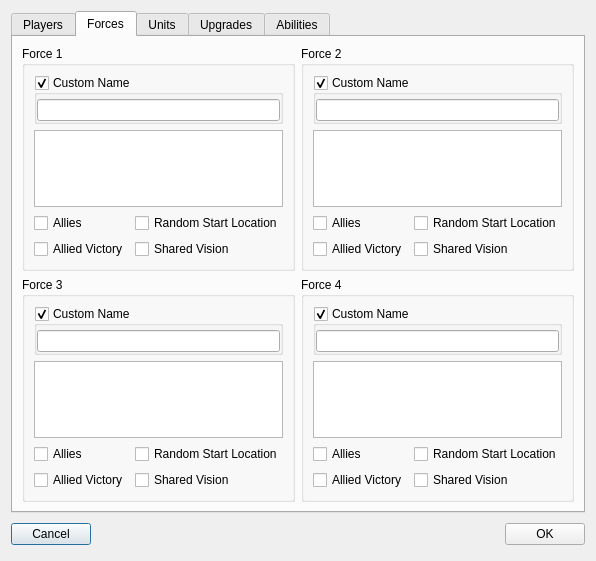
Above: ChkForge/scenariosettings.ui from heinermann/ChkForge before the change. Below: the same form after it.
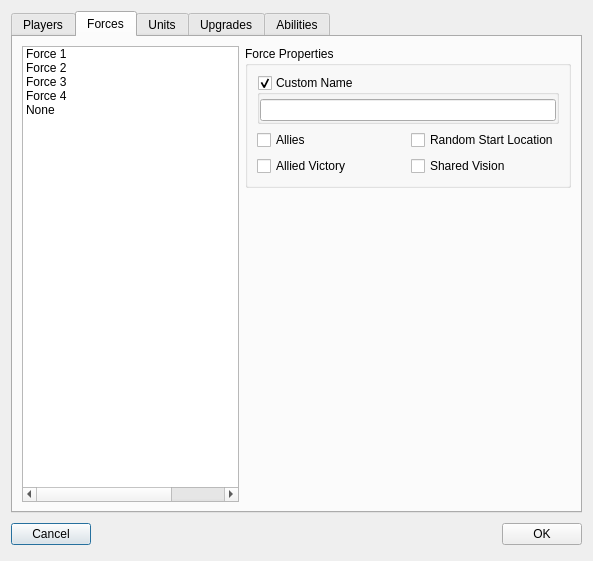
That is the form after the change. The open tabs and pages were chosen to show the change. Custom widgets are drawn as their Qt base class.

Commit message: Started on a new forces ui, which gets updated with player changes so far

The edit to the form file:
```diff
--- a/ChkForge/scenariosettings.ui
+++ b/ChkForge/scenariosettings.ui
@@ -668,247 +668,51 @@
       <attribute name="title">
        <string>Forces</string>
       </attribute>
-      <layout class="QGridLayout" name="gridLayout_3">
-       <item row="1" column="2">
-        <widget class="QGroupBox" name="groupBox_8">
-         <property name="title">
-          <string>Force 4</string>
-         </property>
-         <layout class="QGridLayout" name="gridLayout_7">
-          <item row="3" column="0">
-           <widget class="QCheckBox" name="f4_alliedVictory">
-            <property name="text">
-             <string>Allied Victory</string>
-            </property>
-           </widget>
-          </item>
-          <item row="2" column="0">
-           <widget class="QCheckBox" name="f4_allies">
-            <property name="text">
-             <string>Allies</string>
-            </property>
-           </widget>
-          </item>
-          <item row="2" column="1">
-           <widget class="QCheckBox" name="f4_randomStartLocation">
-            <property name="text">
-             <string>Random Start Location</string>
-            </property>
-           </widget>
-          </item>
-          <item row="3" column="1">
-           <widget class="QCheckBox" name="f4_sharedVision">
-            <property name="text">
-             <string>Shared Vision</string>
-            </property>
-           </widget>
-          </item>
-          <item row="1" column="0" colspan="2">
-           <widget class="QListWidget" name="f4_playerList">
-            <property name="editTriggers">
-             <set>QAbstractItemView::NoEditTriggers</set>
-            </property>
-            <property name="dragEnabled">
-             <bool>true</bool>
-            </property>
-            <property name="dragDropMode">
-             <enum>QAbstractItemView::DragDrop</enum>
-            </property>
-            <property name="defaultDropAction">
-             <enum>Qt::MoveAction</enum>
-            </property>
-            <property name="selectionMode">
-             <enum>QAbstractItemView::ExtendedSelection</enum>
-            </property>
-            <property name="flow">
-             <enum>QListView::LeftToRight</enum>
-            </property>
-            <property name="isWrapping" stdset="0">
-             <bool>true</bool>
-            </property>
-           </widget>
-          </item>
-          <item row="0" column="0" colspan="2">
-           <widget class="QGroupBox" name="f4_useCustomName">
-            <property name="title">
-             <string>Custom Name</string>
-            </property>
-            <property name="flat">
-             <bool>true</bool>
-            </property>
-            <property name="checkable">
-             <bool>true</bool>
-            </property>
-            <layout class="QVBoxLayout" name="verticalLayout_9">
-             <property name="leftMargin">
-              <number>0</number>
-             </property>
-             <property name="topMargin">
-              <number>4</number>
-             </property>
-             <property name="rightMargin">
-              <number>0</number>
-             </property>
-             <property name="bottomMargin">
-              <number>0</number>
-             </property>
-             <item>
-              <widget class="QLineEdit" name="f4_name"/>
-             </item>
-            </layout>
-           </widget>
-          </item>
-         </layout>
-        </widget>
-       </item>
+      <layout class="QGridLayout" name="gridLayout_2" columnstretch="2,3">
        <item row="1" column="1">
-        <widget class="QGroupBox" name="groupBox_7">
-         <property name="title">
-          <string>Force 3</string>
+        <spacer name="verticalSpacer_10">
+         <property name="orientation">
+          <enum>Qt::Vertical</enum>
          </property>
-         <layout class="QGridLayout" name="gridLayout_6">
-          <item row="2" column="1">
-           <widget class="QCheckBox" name="f3_randomStartLocation">
-            <property name="text">
-             <string>Random Start Location</string>
-            </property>
-           </widget>
-          </item>
-          <item row="1" column="0" colspan="2">
-           <widget class="QListWidget" name="f3_playerList">
-            <property name="editTriggers">
-             <set>QAbstractItemView::NoEditTriggers</set>
-            </property>
-            <property name="dragEnabled">
-             <bool>true</bool>
-            </property>
-            <property name="dragDropMode">
-             <enum>QAbstractItemView::DragDrop</enum>
-            </property>
-            <property name="defaultDropAction">
-             <enum>Qt::MoveAction</enum>
-            </property>
-            <property name="selectionMode">
-             <enum>QAbstractItemView::ExtendedSelection</enum>
-            </property>
-            <property name="flow">
-             <enum>QListView::LeftToRight</enum>
-            </property>
-            <property name="isWrapping" stdset="0">
-             <bool>true</bool>
-            </property>
-           </widget>
-          </item>
-          <item row="3" column="1">
-           <widget class="QCheckBox" name="f3_sharedVision">
-            <property name="text">
-             <string>Shared Vision</string>
-            </property>
-           </widget>
-          </item>
-          <item row="3" column="0">
-           <widget class="QCheckBox" name="f3_alliedVictory">
-            <property name="text">
-             <string>Allied Victory</string>
-            </property>
-           </widget>
-          </item>
-          <item row="2" column="0">
-           <widget class="QCheckBox" name="f3_allies">
-            <property name="text">
-             <string>Allies</string>
-            </property>
-           </widget>
-          </item>
-          <item row="0" column="0" colspan="2">
-           <widget class="QGroupBox" name="f3_useCustomName">
-            <property name="title">
-             <string>Custom Name</string>
-            </property>
-            <property name="flat">
-             <bool>true</bool>
-            </property>
-            <property name="checkable">
-             <bool>true</bool>
-            </property>
-            <layout class="QVBoxLayout" name="verticalLayout_7">
-             <property name="leftMargin">
-              <number>0</number>
-             </property>
-             <property name="topMargin">
-              <number>4</number>
-             </property>
-             <property name="rightMargin">
-              <number>0</number>
-             </property>
-             <property name="bottomMargin">
-              <number>0</number>
-             </property>
-             <item>
-              <widget class="QLineEdit" name="f3_name"/>
-             </item>
-            </layout>
-           </widget>
-          </item>
-         </layout>
-        </widget>
+         <property name="sizeHint" stdset="0">
+          <size>
+           <width>20</width>
+           <height>40</height>
+          </size>
+         </property>
+        </spacer>
        </item>
        <item row="0" column="1">
         <widget class="QGroupBox" name="groupBox_5">
          <property name="title">
-          <string>Force 1</string>
+          <string>Force Properties</string>
          </property>
          <layout class="QGridLayout" name="gridLayout_4">
-          <item row="1" column="0" colspan="2">
-           <widget class="QListWidget" name="f1_playerList">
-            <property name="editTriggers">
-             <set>QAbstractItemView::NoEditTriggers</set>
+          <item row="1" column="1">
+           <widget class="QCheckBox" name="chkForceRandomStartLocation">
+            <property name="text">
+             <string>Random Start Location</string>
             </property>
-            <property name="dragEnabled">
-             <bool>true</bool>
-            </property>
-            <property name="dragDropMode">
-             <enum>QAbstractItemView::DragDrop</enum>
-            </property>
-            <property name="defaultDropAction">
-             <enum>Qt::MoveAction</enum>
-            </property>
-            <property name="selectionMode">
-             <enum>QAbstractItemView::ExtendedSelection</enum>
-            </property>
-            <property name="flow">
-             <enum>QListView::LeftToRight</enum>
-            </property>
-            <property name="isWrapping" stdset="0">
-             <bool>true</bool>
+           </widget>
+          </item>
+          <item row="2" column="1">
+           <widget class="QCheckBox" name="chkForceSharedVision">
+            <property name="text">
+             <string>Shared Vision</string>
             </property>
            </widget>
           </item>
           <item row="2" column="0">
-           <widget class="QCheckBox" name="f1_allies">
-            <property name="text">
-             <string>Allies</string>
-            </property>
-           </widget>
-          </item>
-          <item row="3" column="0">
-           <widget class="QCheckBox" name="f1_alliedVictory">
+           <widget class="QCheckBox" name="chkForceAlliedVictory">
             <property name="text">
              <string>Allied Victory</string>
             </property>
            </widget>
           </item>
-          <item row="3" column="1">
-           <widget class="QCheckBox" name="f1_sharedVision">
+          <item row="1" column="0">
+           <widget class="QCheckBox" name="chkForceAllies">
             <property name="text">
-             <string>Shared Vision</string>
-            </property>
-           </widget>
-          </item>
-          <item row="2" column="1">
-           <widget class="QCheckBox" name="f1_randomStartLocation">
-            <property name="text">
-             <string>Random Start Location</string>
+             <string>Allies</string>
             </property>
            </widget>
           </item>
@@ -945,96 +749,90 @@
          </layout>
         </widget>
        </item>
-       <item row="0" column="2">
-        <widget class="QGroupBox" name="groupBox_6">
-         <property name="title">
-          <string>Force 2</string>
+       <item row="0" column="0" rowspan="2">
+        <widget class="QTreeWidget" name="forcesTree">
+         <property name="editTriggers">
+          <set>QAbstractItemView::NoEditTriggers</set>
          </property>
-         <layout class="QGridLayout" name="gridLayout_5">
-          <item row="2" column="1">
-           <widget class="QCheckBox" name="f2_randomStartLocation">
-            <property name="text">
-             <string>Random Start Location</string>
-            </property>
-           </widget>
-          </item>
-          <item row="1" column="0" colspan="2">
-           <widget class="QListWidget" name="f2_playerList">
-            <property name="editTriggers">
-             <set>QAbstractItemView::NoEditTriggers</set>
-            </property>
-            <property name="dragEnabled">
-             <bool>true</bool>
-            </property>
-            <property name="dragDropMode">
-             <enum>QAbstractItemView::DragDrop</enum>
-            </property>
-            <property name="defaultDropAction">
-             <enum>Qt::MoveAction</enum>
-            </property>
-            <property name="selectionMode">
-             <enum>QAbstractItemView::ExtendedSelection</enum>
-            </property>
-            <property name="flow">
-             <enum>QListView::LeftToRight</enum>
-            </property>
-            <property name="isWrapping" stdset="0">
-             <bool>true</bool>
-            </property>
-           </widget>
-          </item>
-          <item row="3" column="0">
-           <widget class="QCheckBox" name="f2_alliedVictory">
-            <property name="text">
-             <string>Allied Victory</string>
-            </property>
-           </widget>
-          </item>
-          <item row="3" column="1">
-           <widget class="QCheckBox" name="f2_sharedVision">
-            <property name="text">
-             <string>Shared Vision</string>
-            </property>
-           </widget>
-          </item>
-          <item row="2" column="0">
-           <widget class="QCheckBox" name="f2_allies">
-            <property name="text">
-             <string>Allies</string>
-            </property>
-           </widget>
-          </item>
-          <item row="0" column="0" colspan="2">
-           <widget class="QGroupBox" name="f2_useCustomName">
-            <property name="title">
-             <string>Custom Name</string>
-            </property>
-            <property name="flat">
-             <bool>true</bool>
-            </property>
-            <property name="checkable">
-             <bool>true</bool>
-            </property>
-            <layout class="QVBoxLayout" name="verticalLayout_6">
-             <property name="leftMargin">
-              <number>0</number>
-             </property>
-             <property name="topMargin">
-              <number>4</number>
-             </property>
-             <property name="rightMargin">
-              <number>0</number>
-             </property>
-             <property name="bottomMargin">
-              <number>0</number>
-             </property>
-             <item>
-              <widget class="QLineEdit" name="f2_name"/>
-             </item>
-            </layout>
-           </widget>
-          </item>
-         </layout>
+         <property name="dragEnabled">
+          <bool>true</bool>
+         </property>
+         <property name="dragDropMode">
+          <enum>QAbstractItemView::InternalMove</enum>
+         </property>
+         <property name="defaultDropAction">
+          <enum>Qt::MoveAction</enum>
+         </property>
+         <property name="alternatingRowColors">
+          <bool>false</bool>
+         </property>
+         <property name="selectionMode">
+          <enum>QAbstractItemView::ExtendedSelection</enum>
+         </property>
+         <property name="rootIsDecorated">
+          <bool>false</bool>
+         </property>
+         <property name="itemsExpandable">
+          <bool>false</bool>
+         </property>
+         <property name="headerHidden">
+          <bool>true</bool>
+         </property>
+         <property name="expandsOnDoubleClick">
+          <bool>false</bool>
+         </property>
+         <attribute name="headerVisible">
+          <bool>false</bool>
+         </attribute>
+         <column>
+          <property name="text">
+           <string>Slot</string>
+          </property>
+         </column>
+         <column>
+          <property name="text">
+           <string>Race</string>
+          </property>
+         </column>
+         <column>
+          <property name="text">
+           <string>Colour</string>
+          </property>
+         </column>
+         <item>
+          <property name="text">
+           <string>Force 1</string>
+          </property>
+         </item>
+         <item>
+          <property name="text">
+           <string>Force 2</string>
+          </property>
+         </item>
+         <item>
+          <property name="text">
+           <string>Force 3</string>
+          </property>
+         </item>
+         <item>
+          <property name="text">
+           <string>Force 4</string>
+          </property>
+         </item>
+         <item>
+          <property name="text">
+           <string>None</string>
+          </property>
+          <property name="foreground">
+           <brush brushstyle="NoBrush">
+            <color alpha="255">
+             <red>128</red>
+             <green>128</green>
+             <blue>128</blue>
+            </color>
+           </brush>
+          </property>
+         </item>
         </widget>
        </item>
       </layout>
```
Left out of the diff: 41 changed lines with no effect on the pictures. The commit also changes 2 other files.
